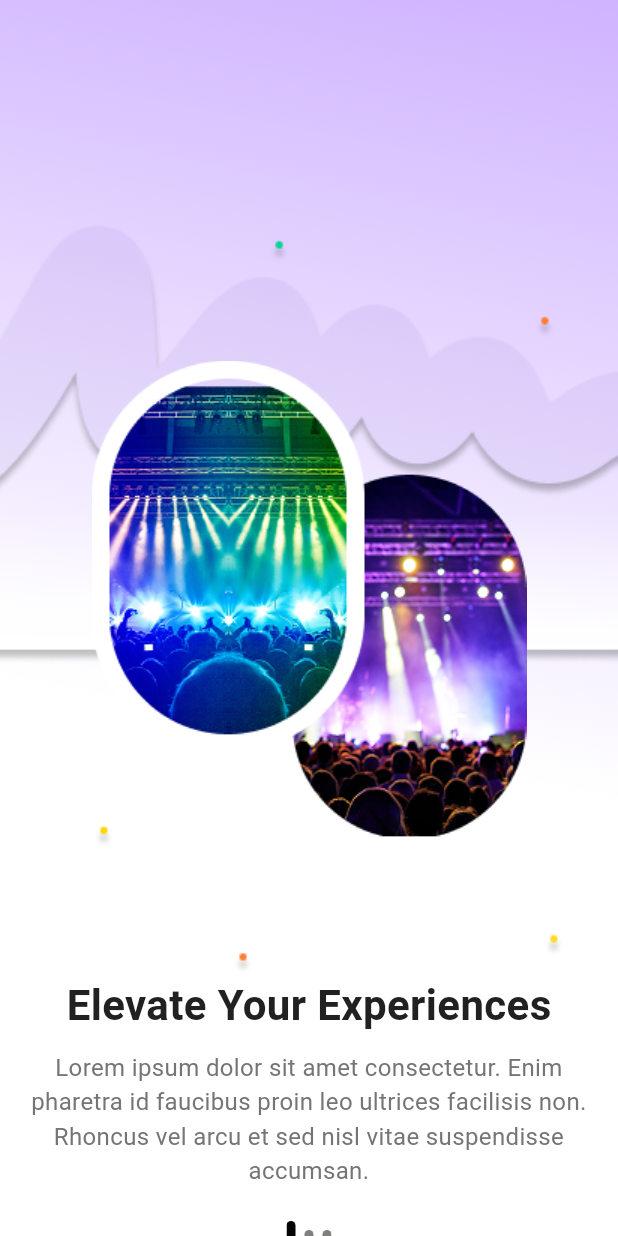
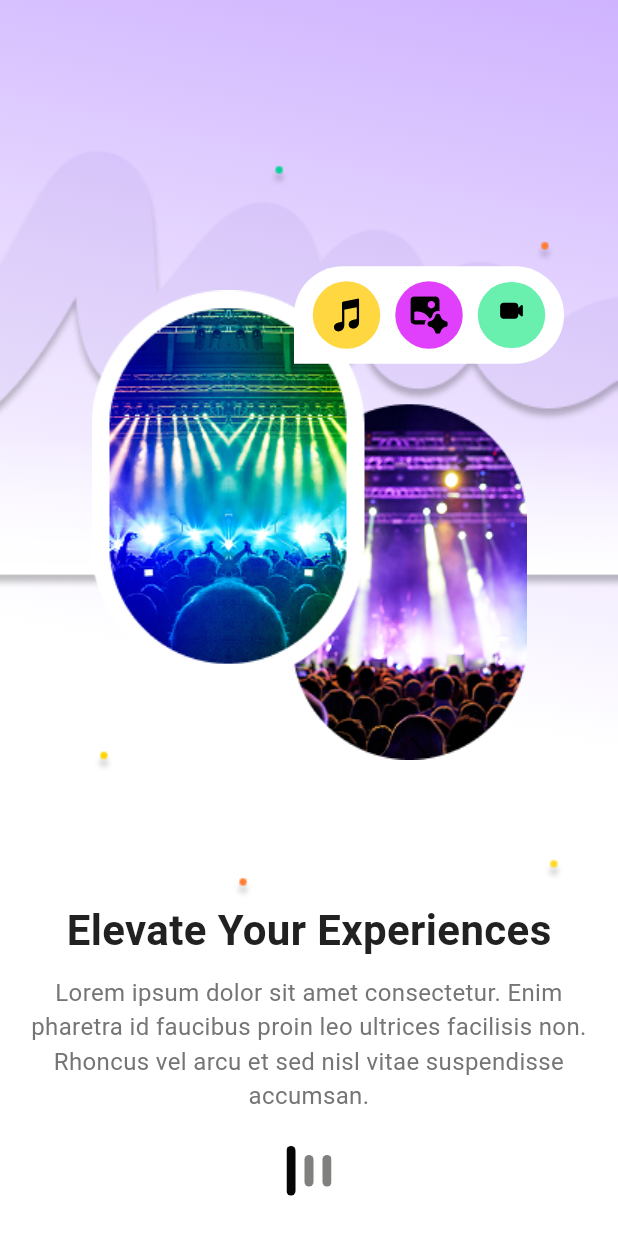
Before and after one commit to Joyy-dev/eventApp, a Flutter app: the screen it shows after launch, on a phone screen of 412 x 824 dp. Run offline on Flutter 3.47's test engine with Material 3 defaults, Android fonts, the phone set to English and light mode, and no system bars; our stand-ins replace flutter_svg; Roboto replaces fonts that are missing (Calibri); project files that could hold a hidden picture were left out.

Commit message:
final welcome screen

```diff
--- a/lib/main.dart
+++ b/lib/main.dart
@@ -13,6 +13,12 @@ class MyApp extends StatelessWidget {
     return MaterialApp(
       title: "Event Ticket App",
       home: WelcomeScreens(),
+      theme: ThemeData(
+        fontFamily: 'Amaral',
+        textTheme: TextTheme(
+          bodyLarge: TextStyle(color: Color.fromARGB(255, 33, 33, 33))
+        )
+      ),
     );
   }
 }
--- /dev/null
+++ b/lib/screens/events_screens.dart
@@ -0,0 +1,10 @@
+import 'package:flutter/material.dart';
+
+class EventsScreens extends StatelessWidget {
+  const EventsScreens({super.key});
+
+  @override
+  Widget build(BuildContext context) {
+    return const Placeholder();
+  }
+}
--- a/lib/screens/welcome_screens.dart
+++ b/lib/screens/welcome_screens.dart
@@ -1,3 +1,4 @@
+import 'package:eventease/widget/welcome_icons.dart';
 import 'package:flutter/material.dart';
 import 'package:flutter_svg/flutter_svg.dart';
 
@@ -9,7 +10,7 @@ class WelcomeScreens extends StatelessWidget {
     return Scaffold(
       body: SingleChildScrollView(
         child: Container(
-          padding: EdgeInsetsGeometry.only(top: 150, bottom: 50),
+          padding: EdgeInsetsGeometry.only(top: 100, bottom: 30),
           decoration: BoxDecoration(
             gradient: LinearGradient(
               begin: Alignment.bottomCenter,
@@ -29,25 +30,59 @@ class WelcomeScreens extends StatelessWidget {
                 decoration: BoxDecoration(
                   image: DecorationImage(
                     image: AssetImage(
-                      'assets/images/bg.png'),
+                      'assets/images/bg.png'
+                    ),
                     fit: BoxFit.cover,
                     alignment: Alignment.center
                 ),
               ),
-              child: Image.asset('assets/images/concertd.png'),),
+              child: Stack(
+                children: [
+                  Container(
+                    height: 500,
+                    width: double.infinity,
+                    alignment: Alignment.center,
+                    decoration: BoxDecoration(
+                      image: DecorationImage(
+                        image: Image.asset(
+                          'assets/images/joint.png'
+                        ).image,
+                      )
+                    ),
+                    child: Transform.translate(
+                      offset: Offset(80, -140),
+                      child: Container(
+                        height: 65,
+                        width: 180,
+                        decoration: BoxDecoration(
+                          borderRadius: BorderRadius.only(
+                            topLeft: Radius.circular(50),
+                            topRight: Radius.circular(50),
+                            bottomRight: Radius.circular(50),
+                          ),
+                          color: Colors.white
+                        ),
+                        child: WelcomeIcons()
+                      ),
+                    ),
+                  )
+                ],
+              )),
               Text('Elevate Your Experiences',
               style: TextStyle(
                 fontSize: 28,
                 fontWeight: FontWeight.bold,
+                fontFamily: 'Calibri',
                 color: Color.fromARGB(255, 33, 33, 33)
               ),),
               SizedBox(height: 10,),
               Padding(
-                padding: const EdgeInsets.symmetric(horizontal: 8.0),
+                padding: const EdgeInsets.symmetric(horizontal: 10.0),
                 child: Text('Lorem ipsum dolor sit amet consectetur. Enim pharetra id faucibus proin leo ultrices facilisis non. Rhoncus vel arcu et sed nisl vitae suspendisse accumsan.',
                 textAlign: TextAlign.center,
                 style: TextStyle(
                   fontSize: 16,
+                  fontFamily: 'Calibri',
                   color: Color.fromARGB(255, 117, 117, 117)
                 ),),
               ),
@@ -95,23 +130,6 @@ class WelcomeScreens extends StatelessWidget {
                   ],
                 ),
               )
-              // ElevatedButton.icon(
-              //   onPressed: () {},
-              //   style: ElevatedButton.styleFrom(
-              //     backgroundColor: Colors.black,
-              //     foregroundColor: Colors.white,
-              //     padding: EdgeInsets.symmetric(horizontal: 70, vertical: 20),
-              //     textStyle: TextStyle(
-              //       fontSize: 18,
-              //       fontWeight: FontWeight.bold
-              //     ),
-              //   ),
-              //   icon: Icon(
-              //     Icons.arrow_forward_rounded,
-              //     size: 16,
-              //   ),
-              //   label: Text('Get Started Now'),
-              // ),
             ],
           ),
         ),
--- /dev/null
+++ b/lib/widget/welcome_icons.dart
@@ -0,0 +1,50 @@
+import 'package:flutter/material.dart';
+import 'package:flutter_svg/flutter_svg.dart';
+
+class WelcomeIcons extends StatelessWidget {
+  const WelcomeIcons({super.key});
+
+  @override
+  Widget build(BuildContext context) {
+    return Row(
+                        mainAxisAlignment: MainAxisAlignment.center,
+                        children: [
+                          Container(
+                            padding: EdgeInsets.all(10),
+                            decoration: BoxDecoration(
+                              borderRadius: BorderRadius.circular(50),
+                              color: Colors.amberAccent,
+                            ),
+                            child: SvgPicture.asset(
+                              'assets/icons/Frame (1).svg',
+                              width: 25,
+                            ),
+                          ),
+                          SizedBox(width: 10,),
+                          Container(
+                            padding: EdgeInsets.all(10),
+                            decoration: BoxDecoration(
+                              borderRadius: BorderRadius.circular(50),
+                              color: Colors.purpleAccent
+                            ),
+                            child: SvgPicture.asset(
+                              'assets/icons/Frame (2).svg',
+                              width: 25,
+                            ),
+                          ),
+                          SizedBox(width: 10,),
+                          Container(
+                            padding: EdgeInsets.all(10),
+                            decoration: BoxDecoration(
+                              borderRadius: BorderRadius.circular(50),
+                              color: Colors.greenAccent
+                            ),
+                            child: SvgPicture.asset(
+                              'assets/icons/Frame.svg',
+                              width: 25,
+                            ),
+                          ),
+                        ],
+                      );
+  }
+}
```
Also changed, not shown: pubspec.yaml (+10 -3 lines), assets/fonts/calibri.ttf (added), assets/fonts/calibri_bold.ttf (added), assets/icons/Frame (1).svg (added), assets/icons/Frame (2).svg (added), assets/icons/Frame.svg (added), assets/images/joint.png (added).
